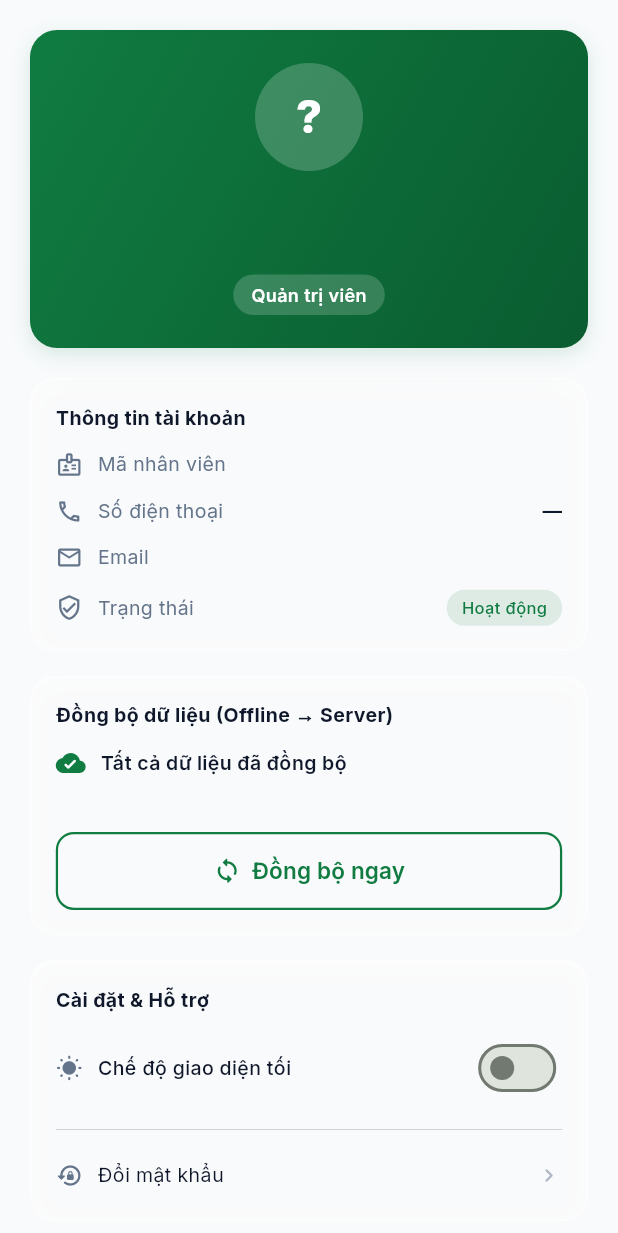
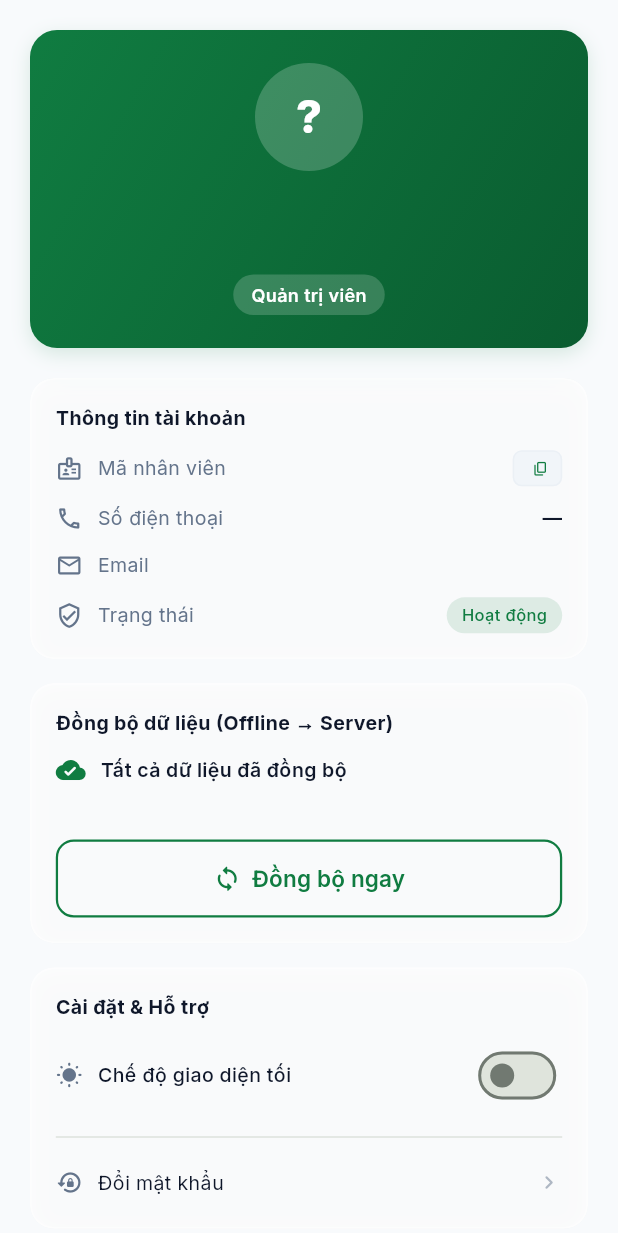
Before and after one commit to menvo-embedded/flutter-supervisor-forest, a Flutter app: the ProfilePage screen opened directly with empty values, on a phone screen of 412 x 824 dp. Shown: the top 1233 px of the screen. Run offline on Flutter 3.47's test engine with Material 3 defaults, Android fonts, the phone set to English and light mode, and no system bars; our stand-ins replace dartz, dio, equatable, flutter_bloc, flutter_map, geolocator and 5 more; accounts and stored records are empty.

```diff
--- a/lib/presentation/profile/pages/profile_page.dart
+++ b/lib/presentation/profile/pages/profile_page.dart
@@ -12,6 +12,7 @@ import '../../sync/bloc/sync_event.dart';
 import '../../sync/bloc/sync_state.dart';
 import '../../theme/bloc/theme_bloc.dart';
 import '../../theme/bloc/theme_event.dart';
+import 'package:flutter/services.dart';
 
 /// Module 3 - Hồ sơ cá nhân + đăng xuất + trạng thái đồng bộ + cài đặt theme
 class ProfilePage extends StatelessWidget {
@@ -83,7 +84,7 @@ class ProfilePage extends StatelessWidget {
               title: 'Thông tin tài khoản',
               isDark: isDark,
               children: [
-                _InfoRow(icon: Icons.badge_outlined, label: 'Mã nhân viên', value: user.id, isDark: isDark),
+                _EmployeeIdRow(value: user.id, isDark: isDark),
                 _InfoRow(icon: Icons.phone_outlined, label: 'Số điện thoại', value: user.phone.isEmpty ? '—' : user.phone, isDark: isDark),
                 _InfoRow(icon: Icons.email_outlined, label: 'Email', value: user.email, isDark: isDark),
                 Row(children: [
@@ -308,3 +309,70 @@ class _ActionRow extends StatelessWidget {
     );
   }
 }
+
+class _EmployeeIdRow extends StatelessWidget {
+  final String value;
+  final bool isDark;
+
+  const _EmployeeIdRow({required this.value, required this.isDark});
+
+  @override
+  Widget build(BuildContext context) {
+    final displayId = value.length > 8 ? 'USR-${value.substring(0, 8).toUpperCase()}' : value;
+    final textSecondary = AppColors.getTextSecondary(isDark);
+    final textPrimary = AppColors.getTextPrimary(isDark);
+
+    return Row(
+      children: [
+        Icon(Icons.badge_outlined, size: 18, color: textSecondary),
+        const SizedBox(width: 10),
+        Expanded(
+          child: Text(
+            'Mã nhân viên',
+            style: TextStyle(fontSize: 13, color: textSecondary),
+          ),
+        ),
+        GestureDetector(
+          onTap: () {
+            Clipboard.setData(ClipboardData(text: value));
+            ScaffoldMessenger.of(context).showSnackBar(
+              SnackBar(
+                content: const Text('Đã sao chép mã nhân viên!'),
+                backgroundColor: AppColors.primary,
+                duration: const Duration(seconds: 1),
+              ),
+            );
+          },
+          child: Container(
+            padding: const EdgeInsets.symmetric(horizontal: 8, vertical: 3),
+            decoration: BoxDecoration(
+              color: isDark ? const Color(0xFF1E293B) : const Color(0xFFF1F5F9),
+              borderRadius: BorderRadius.circular(6),
+              border: Border.all(color: AppColors.getBorder(isDark).withOpacity(0.4)),
+            ),
+            child: Row(
+              mainAxisSize: MainAxisSize.min,
+              children: [
+                Text(
+                  displayId,
+                  style: TextStyle(
+                    fontSize: 11,
+                    fontWeight: FontWeight.bold,
+                    fontFamily: 'monospace',
+                    color: textPrimary,
+                  ),
+                ),
+                const SizedBox(width: 4),
+                Icon(
+                  Icons.copy_rounded,
+                  size: 11,
+                  color: AppColors.primary,
+                ),
+              ],
+            ),
+          ),
+        ),
+      ],
+    );
+  }
+}
```
Also changed, not shown: lib/presentation/project/pages/project_list_page.dart (+26 -1 lines).
